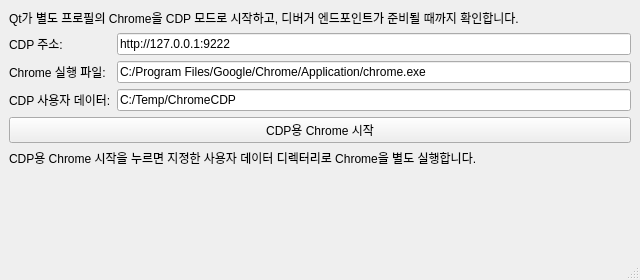
The window that mainwindow.ui (ongre01/Qt_CDP) describes before a commit, drawn with Qt 5.
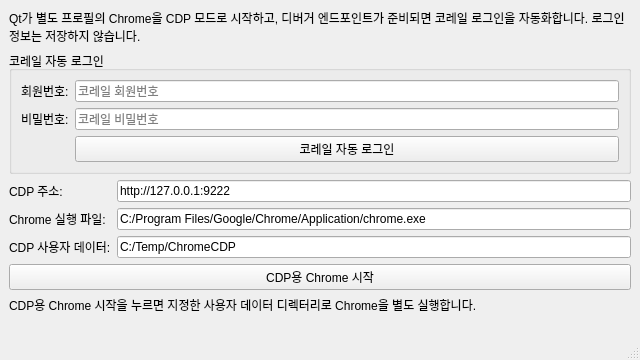
The same window after the commit.

Commit message: feat(korail): implement Korail auto-login via Chrome DevTools Protocol

Diff of the .ui file:
```diff
--- a/mainwindow.ui
+++ b/mainwindow.ui
@@ -7,7 +7,7 @@
     <x>0</x>
     <y>0</y>
     <width>640</width>
-    <height>280</height>
+    <height>360</height>
    </rect>
   </property>
   <property name="windowTitle">
@@ -18,13 +18,60 @@
     <item>
      <widget class="QLabel" name="descriptionLabel">
       <property name="text">
-       <string>Qt가 별도 프로필의 Chrome을 CDP 모드로 시작하고, 디버거 엔드포인트가 준비될 때까지 확인합니다.</string>
+       <string>Qt가 별도 프로필의 Chrome을 CDP 모드로 시작하고, 디버거 엔드포인트가 준비되면 코레일 로그인을 자동화합니다. 로그인 정보는 저장하지 않습니다.</string>
       </property>
       <property name="wordWrap">
        <bool>true</bool>
       </property>
      </widget>
     </item>
+    <item>
+     <widget class="QGroupBox" name="korailLoginGroupBox">
+      <property name="title">
+       <string>코레일 자동 로그인</string>
+      </property>
+      <layout class="QFormLayout" name="korailLoginFormLayout">
+       <item row="0" column="0">
+        <widget class="QLabel" name="memberNumberLabel">
+         <property name="text">
+          <string>회원번호:</string>
+         </property>
+        </widget>
+       </item>
+       <item row="0" column="1">
+        <widget class="QLineEdit" name="memberNumberEdit">
+         <property name="placeholderText">
+          <string>코레일 회원번호</string>
+         </property>
+        </widget>
+       </item>
+       <item row="1" column="0">
+        <widget class="QLabel" name="korailPasswordLabel">
+         <property name="text">
+          <string>비밀번호:</string>
+         </property>
+        </widget>
+       </item>
+       <item row="1" column="1">
+        <widget class="QLineEdit" name="korailPasswordEdit">
+         <property name="echoMode">
+          <enum>QLineEdit::Password</enum>
+         </property>
+         <property name="placeholderText">
+          <string>코레일 비밀번호</string>
+         </property>
+        </widget>
+       </item>
+       <item row="2" column="1">
+        <widget class="QPushButton" name="korailAutoLoginButton">
+         <property name="text">
+          <string>코레일 자동 로그인</string>
+         </property>
+        </widget>
+       </item>
+      </layout>
+     </widget>
+    </item>
     <item>
      <layout class="QFormLayout" name="formLayout">
       <item row="0" column="0">
```
The commit also changes 3 other files.
